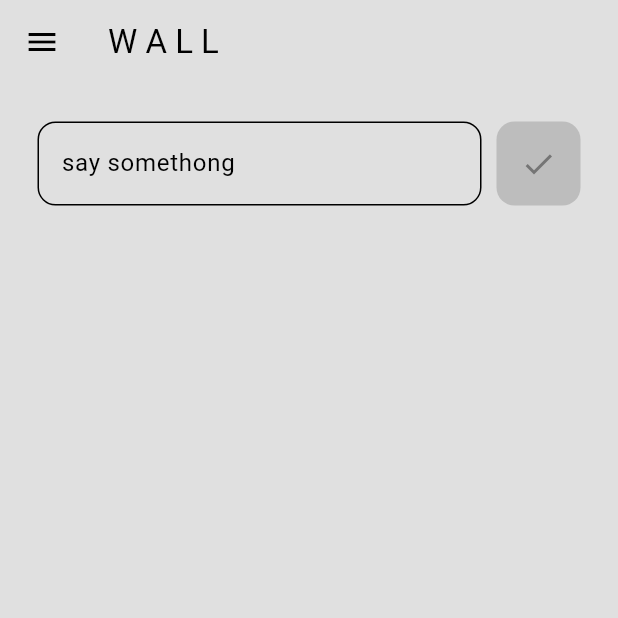
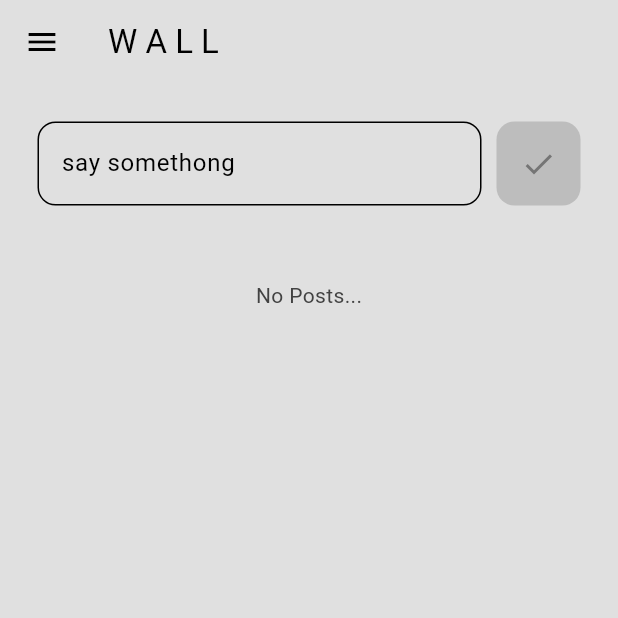
Before and after one commit to KyleAnthonyHay/Social_Media_App, a Flutter app: the screen it shows once a user with an empty profile is signed in, on a phone screen of 412 x 824 dp, the top half of it. Run offline on Flutter 3.47's test engine with Material 3 defaults, Android fonts, the phone set to English and light mode, and no system bars; our stand-ins replace cloud_firestore, firebase_auth, firebase_core; accounts and stored records are empty.

Commit message:
MVP Finished

```diff
--- a/socialmediaapp/lib/pages/HomePage.dart
+++ b/socialmediaapp/lib/pages/HomePage.dart
@@ -1,3 +1,4 @@
+import 'package:cloud_firestore/cloud_firestore.dart';
 import 'package:firebase_auth/firebase_auth.dart';
 import 'package:flutter/material.dart';
 import 'package:socialmediaapp/components/MyDrawer.dart';
@@ -56,22 +57,48 @@ class HomePage extends StatelessWidget {
             ),
           ),
           // POSTS
-          // StreamBuilder(
-          //   stream: database.getPostsStream(),
-          //   builder: (context, snapshot) {
-          //     // show loading circle
-          //     if (snapshot.connectionState == ConnectionState.waiting) {
-          //       return const Center(
-          //         child: CircularProgressIndicator(),
-          //       );
-          //     }
-          //     // get all posts
+          StreamBuilder(
+            stream: database.getPostsStream(),
+            builder: (context, snapshot) {
+              // show loading circle
+              if (snapshot.connectionState == ConnectionState.waiting) {
+                return const Center(
+                  child: CircularProgressIndicator(),
+                );
+              }
+              // get all posts
+              final posts = snapshot.data!.docs;
+              // no data>
+              if (snapshot.data == null || posts.isEmpty) {
+                return const Center(
+                  child: Padding(
+                    padding: EdgeInsets.all(25.0),
+                    child: Text("No Posts..."),
+                  ),
+                );
+              }
+              // return as a list
+              return Expanded(
+                child: ListView.builder(
+                  itemCount: posts.length,
+                  itemBuilder: (context, index) {
+                    // get individual post
+                    final post = posts[index];
+                    // get data from each post
+                    String message = post['PostMessage'];
+                    String userEmail = post['UserEmail'];
+                    Timestamp timeStamp = post['TimeStamp'];
 
-          //     // no data>
-
-          //     // return as a list
-          //   },
-          // )
+                    // return as a list tile
+                    return ListTile(
+                      title: Text(message),
+                      subtitle: Text(userEmail),
+                    );
+                  },
+                ),
+              );
+            },
+          )
         ],
       ),
     );
```
